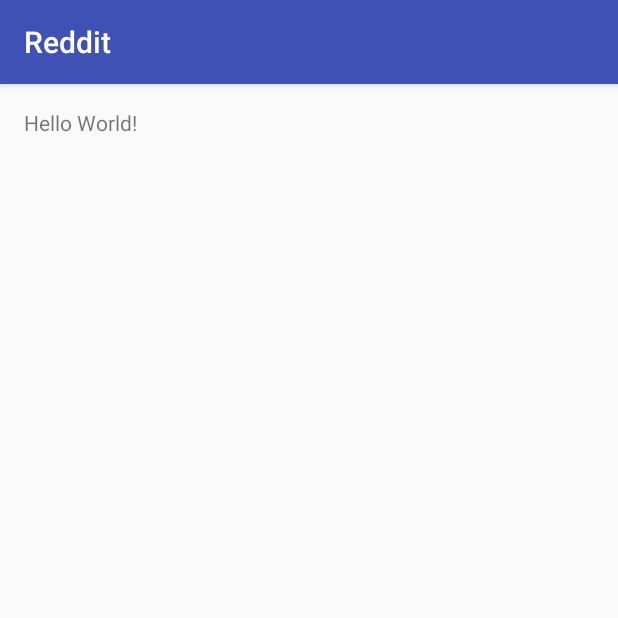
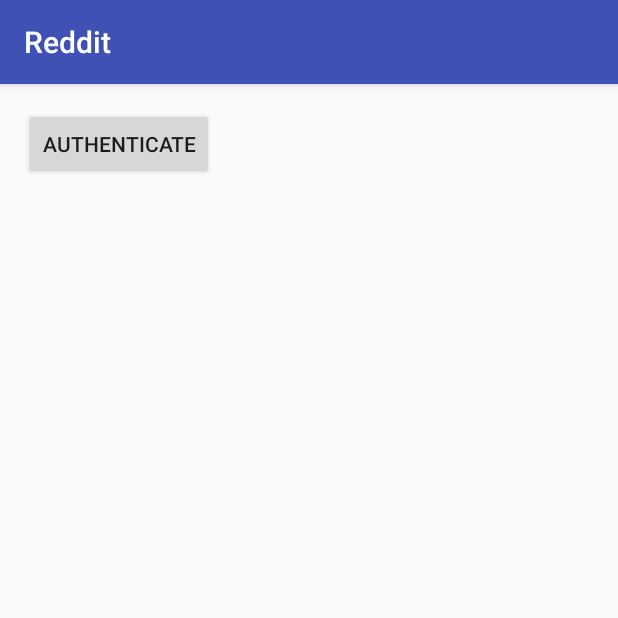
Before and after one commit to heb-dtc/reddit, an Android app: the screen it shows after launch (HomeActivity), on a phone screen of 412 x 824 dp, the top half of it. Run offline under Robolectric (Android 15) with nearby library versions, the phone set to English and light mode, and no system bars; libraries missing offline, so code that uses them is left out: retrofit.client.

Commit message:
Use service client to trigger authentication

```diff
--- a/app/src/main/java/com/heb/reddit/HomeActivity.java
+++ b/app/src/main/java/com/heb/reddit/HomeActivity.java
@@ -2,12 +2,30 @@ package com.heb.reddit;
 
 import android.support.v7.app.AppCompatActivity;
 import android.os.Bundle;
+import android.view.View;
+import android.widget.Button;
+
+import com.heb.reddit.network.AuthenticationService;
+import com.heb.reddit.network.AuthenticationServiceClient;
 
 public class HomeActivity extends AppCompatActivity {
+
+    private Button authenticateButton;
+    private AuthenticationServiceClient serviceClient;
 
     @Override
     protected void onCreate(Bundle savedInstanceState) {
         super.onCreate(savedInstanceState);
         setContentView(R.layout.activity_home);
+
+        authenticateButton = (Button) findViewById(R.id.authenticate_button);
+
+        serviceClient = new AuthenticationServiceClient();
+        authenticateButton.setOnClickListener(new View.OnClickListener() {
+            @Override
+            public void onClick(View v) {
+                serviceClient.authenticate();
+            }
+        });
     }
 }
--- a/app/src/main/res/layout/activity_home.xml
+++ b/app/src/main/res/layout/activity_home.xml
@@ -9,8 +9,10 @@
     android:paddingTop="@dimen/activity_vertical_margin"
     tools:context="com.heb.reddit.HomeActivity">
 
-    <TextView
+    <Button
+        android:id="@+id/authenticate_button"
         android:layout_width="wrap_content"
         android:layout_height="wrap_content"
-        android:text="Hello World!" />
+        android:text="Authenticate" />
+
 </RelativeLayout>
```
